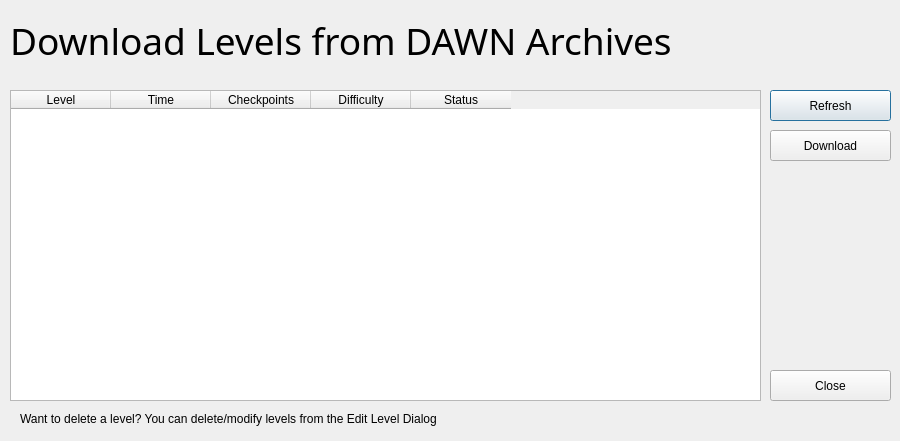
flamboyantpenguin/wikilynx, file wikiLYNX/ui/getlevel.ui: the form before one commit.
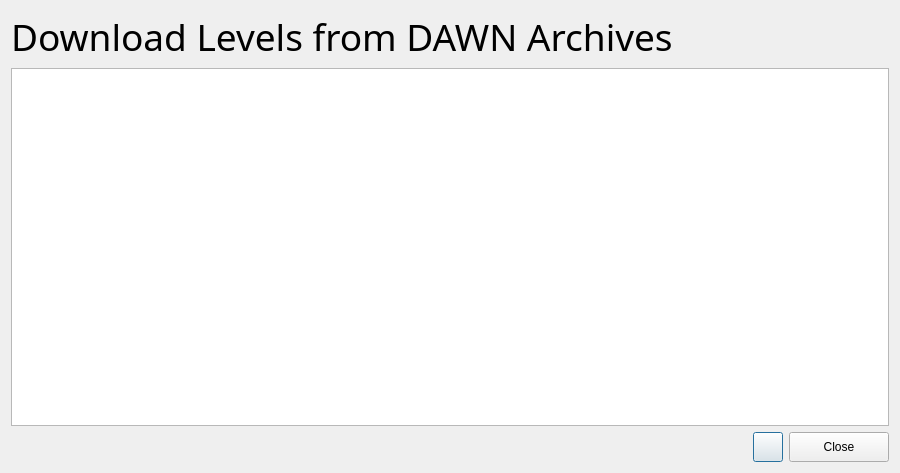
The form after the commit. Icons and pictures are not drawn.

Commit message: Release 1.5.0-C2     - Changed QTableWidget for levels to QListWidget     - UI revamp for Levels dialog and Get Level dialog     - Adding new levels currently unavailble (Work in Progress)

Patch:
```diff
--- a/wikiLYNX/ui/getlevel.ui
+++ b/wikiLYNX/ui/getlevel.ui
@@ -10,7 +10,7 @@
     <x>0</x>
     <y>0</y>
     <width>900</width>
-    <height>441</height>
+    <height>473</height>
    </rect>
   </property>
   <property name="sizePolicy">
@@ -41,15 +41,9 @@
   <property name="statusTip">
    <string>Meow</string>
   </property>
+  <layout class="QVBoxLayout" name="verticalLayout">
+   <item>
   <widget class="QLabel" name="mainLabel">
-   <property name="geometry">
-    <rect>
-     <x>10</x>
-     <y>10</y>
-     <width>851</width>
-     <height>61</height>
-    </rect>
-   </property>
    <property name="font">
     <font>
      <family>Courier Prime</family>
@@ -60,111 +54,62 @@
     <string>Download Levels from DAWN Archives</string>
    </property>
   </widget>
-  <widget class="QTableWidget" name="table">
-   <property name="geometry">
-    <rect>
-     <x>10</x>
-     <y>90</y>
-     <width>751</width>
-     <height>311</height>
-    </rect>
-   </property>
-   <property name="editTriggers">
-    <set>QAbstractItemView::EditTrigger::NoEditTriggers</set>
-   </property>
-   <property name="dragDropOverwriteMode">
-    <bool>false</bool>
-   </property>
-   <property name="selectionMode">
-    <enum>QAbstractItemView::SelectionMode::SingleSelection</enum>
-   </property>
-   <property name="sortingEnabled">
-    <bool>true</bool>
-   </property>
-   <attribute name="horizontalHeaderVisible">
-    <bool>true</bool>
-   </attribute>
-   <attribute name="horizontalHeaderCascadingSectionResizes">
-    <bool>false</bool>
-   </attribute>
-   <attribute name="horizontalHeaderShowSortIndicator" stdset="0">
-    <bool>true</bool>
-   </attribute>
-   <attribute name="verticalHeaderVisible">
-    <bool>true</bool>
-   </attribute>
-   <attribute name="verticalHeaderCascadingSectionResizes">
-    <bool>false</bool>
-   </attribute>
-   <attribute name="verticalHeaderShowSortIndicator" stdset="0">
-    <bool>false</bool>
-   </attribute>
-   <column>
+   </item>
+   <item>
+    <widget class="QListWidget" name="list"/>
+   </item>
+   <item>
+    <layout class="QHBoxLayout" name="horizontalLayout">
+     <item>
+      <widget class="QLabel" name="status">
+       <property name="font">
+        <font>
+         <family>Courier Prime</family>
+        </font>
+       </property>
     <property name="text">
-     <string>Level</string>
-    </property>
-   </column>
-   <column>
-    <property name="text">
-     <string>Time</string>
-    </property>
-   </column>
-   <column>
-    <property name="text">
-     <string>Checkpoints</string>
-    </property>
-   </column>
-   <column>
-    <property name="text">
-     <string>Difficulty</string>
-    </property>
-   </column>
-   <column>
-    <property name="text">
-     <string>Status</string>
-    </property>
-   </column>
-  </widget>
+        <string/>
+       </property>
+       <property name="alignment">
+        <set>Qt::AlignmentFlag::AlignLeading|Qt::AlignmentFlag::AlignLeft|Qt::AlignmentFlag::AlignVCenter</set>
+       </property>
+      </widget>
+     </item>
+     <item>
   <widget class="QPushButton" name="refreshButton">
-   <property name="geometry">
-    <rect>
-     <x>770</x>
-     <y>90</y>
-     <width>121</width>
-     <height>31</height>
-    </rect>
+       <property name="minimumSize">
+        <size>
+         <width>30</width>
+         <height>30</height>
+        </size>
+       </property>
+       <property name="maximumSize">
+        <size>
+         <width>30</width>
+         <height>30</height>
+        </size>
    </property>
    <property name="text">
-    <string>Refresh</string>
+        <string/>
    </property>
    <property name="icon">
     <iconset theme="refresh"/>
    </property>
   </widget>
-  <widget class="QPushButton" name="downloadButton">
-   <property name="geometry">
-    <rect>
-     <x>770</x>
-     <y>130</y>
-     <width>121</width>
-     <height>31</height>
-    </rect>
-   </property>
-   <property name="text">
-    <string>Download</string>
-   </property>
-   <property name="icon">
-    <iconset theme="download"/>
-   </property>
-  </widget>
+     </item>
+     <item>
   <widget class="QPushButton" name="exitButton">
-   <property name="geometry">
-    <rect>
-     <x>770</x>
-     <y>370</y>
-     <width>121</width>
-     <height>31</height>
-    </rect>
+       <property name="minimumSize">
+        <size>
+         <width>100</width>
+         <height>30</height>
+        </size>
+       </property>
+       <property name="maximumSize">
+        <size>
+         <width>100</width>
+         <height>30</height>
+        </size>
    </property>
    <property name="text">
     <string>Close</string>
@@ -173,35 +118,10 @@
     <iconset theme="close"/>
    </property>
   </widget>
-  <widget class="QLabel" name="tipLabel">
-   <property name="geometry">
-    <rect>
-     <x>20</x>
-     <y>410</y>
-     <width>491</width>
-     <height>18</height>
-    </rect>
-   </property>
-   <property name="text">
-    <string>Want to delete a level? You can delete/modify levels from the Edit Level Dialog</string>
-   </property>
-  </widget>
-  <widget class="QLabel" name="status">
-   <property name="geometry">
-    <rect>
-     <x>500</x>
-     <y>410</y>
-     <width>391</width>
-     <height>20</height>
-    </rect>
-   </property>
-   <property name="text">
-    <string/>
-   </property>
-   <property name="alignment">
-    <set>Qt::AlignmentFlag::AlignRight|Qt::AlignmentFlag::AlignTrailing|Qt::AlignmentFlag::AlignVCenter</set>
-   </property>
-  </widget>
+     </item>
+    </layout>
+   </item>
+  </layout>
  </widget>
  <resources>
   <include location="../assets/assets.qrc"/>
```
Lines whose indentation alone changed are shown as unchanged. The commit also changes 10 other files.
